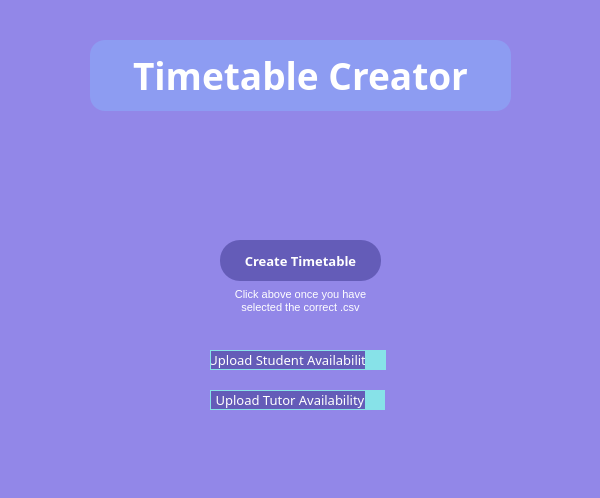
Before: the Qt Designer form U4 Project/startingScren.ui in Pigoennn/Timetable-Creator, drawn with Qt 5.
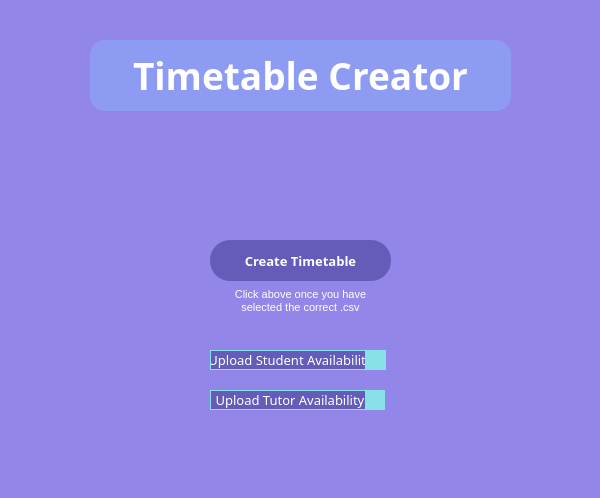
After: the same form once the commit is applied.

```diff
--- a/U4 Project/startingScren.ui
+++ b/U4 Project/startingScren.ui
@@ -62,9 +62,9 @@
    <widget class="QPushButton" name="CreateTimetableButton">
     <property name="geometry">
      <rect>
-      <x>220</x>
+      <x>210</x>
       <y>240</y>
-      <width>161</width>
+      <width>181</width>
       <height>41</height>
      </rect>
     </property>
@@ -83,10 +83,19 @@
      <bool>true</bool>
     </property>
     <property name="styleSheet">
-     <string notr="true">border-radius: 20px;
-background-color: #645CB8;
-color: rgb(255,255,255);
-</string>
+     <string notr="true">QPushButton {
+	border-radius: 20px;
+	background-color: #645CB8;
+	color: white;
+	border-style: outset;
+}
+QPushButton:hover {
+	background-color: #7870cc;
+}
+QPushButton:pressed {
+	background-color: #5048a4;
+	border-style: inset;
+}</string>
     </property>
     <property name="text">
      <string>Create Timetable</string>
```
Left out of the diff: 42 changed lines with no effect on the pictures.
